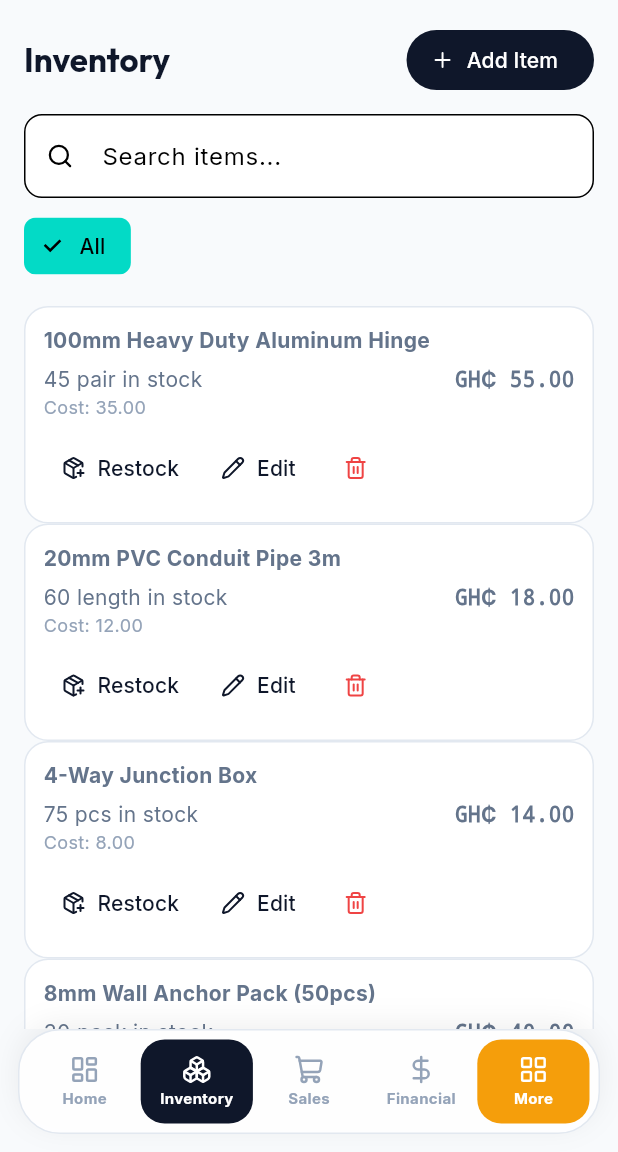
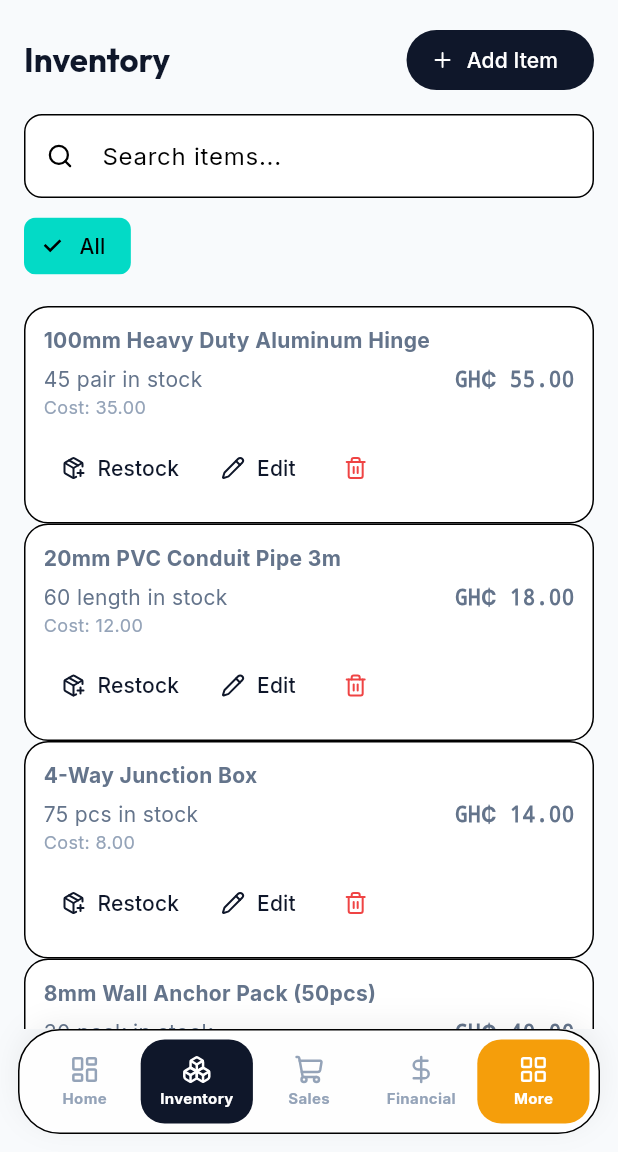
Before and after one commit to Brixco-web/build_access_mob_app, a Flutter app: the screen it shows after launch, item 2 of the bottom bar chosen, on a phone screen of 412 x 824 dp, the part 84-1236 px from its top. Run offline on Flutter 3.47's test engine with Material 3 defaults, Android fonts, the phone set to English and light mode, and no system bars; our stand-ins replace drift, flutter_riverpod, go_router, google_fonts, lucide_icons, pdf and 3 more; accounts and stored records are empty; generated files the repository leaves out were written again.

Commit message:
feat: add dark mode setting and gate receipt sharing after Done
Add persisted dark theme toggle in settings, theme-aware shell/cards,
and require post-sale Done confirmation before share or print receipt.

Co-authored-by: Cursor <cursoragent@cursor.com>

```diff
--- a/lib/app.dart
+++ b/lib/app.dart
@@ -2,6 +2,7 @@ import 'package:flutter/material.dart';
 import 'package:flutter_riverpod/flutter_riverpod.dart';
 
 import '../core/providers/database_provider.dart';
+import '../core/providers/theme_provider.dart';
 import '../core/theme/app_theme.dart';
 import '../router/app_router.dart';
 
@@ -12,11 +13,14 @@ class ApexApp extends ConsumerWidget {
   Widget build(BuildContext context, WidgetRef ref) {
     final init = ref.watch(databaseInitProvider);
     final router = ref.watch(routerProvider);
+    final themeMode = ref.watch(themeModeProvider);
 
     return init.when(
       loading: () => MaterialApp(
         debugShowCheckedModeBanner: false,
         theme: AppTheme.lightTheme,
+        darkTheme: AppTheme.darkTheme,
+        themeMode: themeMode,
         home: const Scaffold(body: Center(child: CircularProgressIndicator())),
       ),
       error: (e, _) => MaterialApp(
@@ -26,6 +30,8 @@ class ApexApp extends ConsumerWidget {
         title: 'Apex Building Accessories',
         debugShowCheckedModeBanner: false,
         theme: AppTheme.lightTheme,
+        darkTheme: AppTheme.darkTheme,
+        themeMode: themeMode,
         routerConfig: router,
       ),
     );
--- a/lib/core/theme/app_theme.dart
+++ b/lib/core/theme/app_theme.dart
@@ -45,4 +45,61 @@ abstract class AppTheme {
       ),
     );
   }
+
+  static ThemeData get darkTheme {
+    const background = Color(0xFF0F172A);
+    const surface = Color(0xFF1E293B);
+    const border = Color(0xFF334155);
+    final TextTheme baseTextTheme = GoogleFonts.interTextTheme(ThemeData.dark().textTheme);
+
+    return ThemeData(
+      useMaterial3: true,
+      brightness: Brightness.dark,
+      scaffoldBackgroundColor: background,
+      dividerColor: border,
+      colorScheme: const ColorScheme.dark(
+        primary: Color(0xFF94A3B8),
+        surface: surface,
+        error: AppColors.danger,
+        onSurface: Color(0xFFF1F5F9),
+      ),
+      textTheme: baseTextTheme.copyWith(
+        titleLarge: GoogleFonts.outfit(
+          fontSize: 22,
+          fontWeight: FontWeight.bold,
+          color: const Color(0xFFF1F5F9),
+        ),
+        titleMedium: GoogleFonts.outfit(
+          fontSize: 18,
+          fontWeight: FontWeight.w600,
+          color: const Color(0xFFF1F5F9),
+        ),
+        bodyLarge: baseTextTheme.bodyLarge?.copyWith(color: const Color(0xFFF1F5F9)),
+        bodyMedium: baseTextTheme.bodyMedium?.copyWith(color: const Color(0xFF94A3B8)),
+      ),
+      cardTheme: CardThemeData(
+        color: surface,
+        elevation: 0,
+        shape: RoundedRectangleBorder(
+          borderRadius: BorderRadius.circular(16),
+          side: const BorderSide(color: border),
+        ),
+      ),
+      appBarTheme: const AppBarTheme(
+        backgroundColor: surface,
+        elevation: 0,
+        scrolledUnderElevation: 1,
+        foregroundColor: Color(0xFFF1F5F9),
+        iconTheme: IconThemeData(color: Color(0xFFF1F5F9)),
+      ),
+      inputDecorationTheme: InputDecorationTheme(
+        filled: true,
+        fillColor: surface,
+        border: OutlineInputBorder(borderRadius: BorderRadius.circular(12)),
+      ),
+      bottomSheetTheme: const BottomSheetThemeData(
+        backgroundColor: surface,
+      ),
+    );
+  }
 }
--- a/lib/shared/widgets/apex_card.dart
+++ b/lib/shared/widgets/apex_card.dart
@@ -11,12 +11,13 @@ class ApexCard extends StatelessWidget {
 
   @override
   Widget build(BuildContext context) {
+    final theme = Theme.of(context);
     return Container(
       padding: padding,
       decoration: BoxDecoration(
-        color: AppColors.surface,
+        color: theme.cardTheme.color ?? theme.colorScheme.surface,
         borderRadius: BorderRadius.circular(16),
-        border: Border.all(color: AppColors.border),
+        border: Border.all(color: theme.dividerColor),
       ),
       child: child,
     );
--- a/lib/shell/owner_shell.dart
+++ b/lib/shell/owner_shell.dart
@@ -41,6 +41,8 @@ class _OwnerShellState extends ConsumerState<OwnerShell> {
     final moreActive = _moreItems.any((t) => _isActive(t.path));
     final shopName = ref.watch(shopNameProvider).value ?? 'Apex Building Accessories';
     final titleParts = _splitShopTitle(shopName);
+    final theme = Theme.of(context);
+    final surface = theme.cardTheme.color ?? theme.colorScheme.surface;
 
     return Scaffold(
       appBar: AppBar(
@@ -68,7 +70,7 @@ class _OwnerShellState extends ConsumerState<OwnerShell> {
               margin: const EdgeInsets.fromLTRB(12, 0, 12, 8),
               padding: const EdgeInsets.all(8),
               decoration: BoxDecoration(
-                color: Colors.white,
+                color: surface,
                 borderRadius: BorderRadius.circular(16),
                 boxShadow: [BoxShadow(color: Colors.black.withValues(alpha: 0.08), blurRadius: 12)],
               ),
@@ -93,9 +95,9 @@ class _OwnerShellState extends ConsumerState<OwnerShell> {
             margin: const EdgeInsets.fromLTRB(12, 0, 12, 12),
             padding: const EdgeInsets.all(6),
             decoration: BoxDecoration(
-              color: Colors.white.withValues(alpha: 0.95),
+              color: surface.withValues(alpha: 0.95),
               borderRadius: BorderRadius.circular(28),
-              border: Border.all(color: AppColors.border),
+              border: Border.all(color: theme.dividerColor),
               boxShadow: [BoxShadow(color: Colors.black.withValues(alpha: 0.06), blurRadius: 16, offset: const Offset(0, -4))],
             ),
             child: Row(
```
Also changed, not shown: lib/core/providers/theme_provider.dart (added, +37 -0 lines), lib/features/sales/sales_screen.dart (+93 -44 lines), lib/features/settings/settings_screen.dart (+35 -8 lines).
